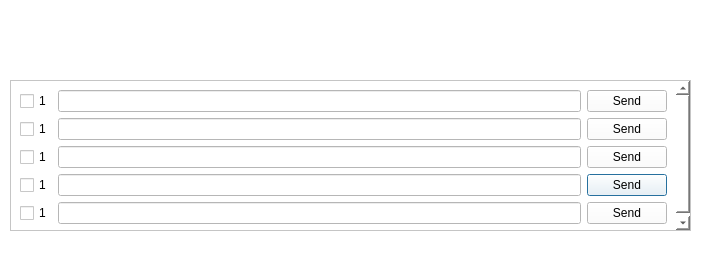
Old version of the form Graphic/main.ui in the repository RonanLc/Neuromorphic-system-interface.
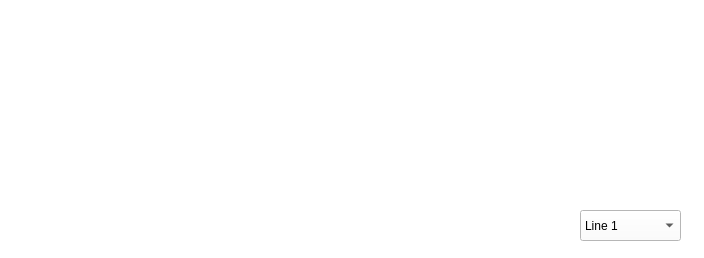
New version of the form.

Diff of the .ui file:
```diff
--- a/Graphic/main.ui
+++ b/Graphic/main.ui
@@ -16,115 +16,30 @@
   <property name="styleSheet">
    <string notr="true">background-color: rgb(255, 255, 255);</string>
   </property>
-  <widget class="QScrollArea" name="scrollArea">
+  <widget class="QComboBox" name="RD_selectBox">
    <property name="geometry">
     <rect>
-     <x>10</x>
-     <y>80</y>
-     <width>681</width>
-     <height>151</height>
+     <x>580</x>
+     <y>210</y>
+     <width>101</width>
+     <height>31</height>
     </rect>
    </property>
-   <property name="widgetResizable">
-    <bool>true</bool>
-   </property>
-   <widget class="QWidget" name="scrollAreaWidgetContents">
-    <property name="geometry">
-     <rect>
-      <x>0</x>
-      <y>0</y>
-      <width>658</width>
-      <height>190</height>
-     </rect>
+   <item>
+    <property name="text">
+     <string>Line 1</string>
     </property>
-    <layout class="QGridLayout" name="gridLayout">
-     <item row="3" column="2">
-      <widget class="QPushButton" name="pushButton_4">
-       <property name="text">
-        <string>Send</string>
-       </property>
-      </widget>
-     </item>
-     <item row="0" column="0">
-      <widget class="QCheckBox" name="checkBox">
-       <property name="text">
-        <string>1</string>
-       </property>
-      </widget>
-     </item>
-     <item row="1" column="1">
-      <widget class="QLineEdit" name="lineEdit_2"/>
-     </item>
-     <item row="0" column="2">
-      <widget class="QPushButton" name="pushButton">
-       <property name="text">
-        <string>Send</string>
-       </property>
-      </widget>
-     </item>
-     <item row="1" column="0">
-      <widget class="QCheckBox" name="checkBox_2">
-       <property name="text">
-        <string>1</string>
-       </property>
-      </widget>
-     </item>
-     <item row="2" column="1">
-      <widget class="QLineEdit" name="lineEdit_3"/>
-     </item>
-     <item row="2" column="2">
-      <widget class="QPushButton" name="pushButton_3">
-       <property name="text">
-        <string>Send</string>
-       </property>
-      </widget>
-     </item>
-     <item row="2" column="0">
-      <widget class="QCheckBox" name="checkBox_3">
-       <property name="text">
-        <string>1</string>
-       </property>
-      </widget>
-     </item>
-     <item row="0" column="1">
-      <widget class="QLineEdit" name="lineEdit"/>
-     </item>
-     <item row="3" column="0">
-      <widget class="QCheckBox" name="checkBox_4">
-       <property name="text">
-        <string>1</string>
-       </property>
-      </widget>
-     </item>
-     <item row="1" column="2">
-      <widget class="QPushButton" name="pushButton_2">
-       <property name="text">
-        <string>Send</string>
-       </property>
-      </widget>
-     </item>
-     <item row="3" column="1">
-      <widget class="QLineEdit" name="lineEdit_4"/>
-     </item>
-     <item row="4" column="0">
-      <widget class="QCheckBox" name="checkBox_5">
-       <property name="text">
-        <string>1</string>
-       </property>
-      </widget>
-     </item>
-     <item row="4" column="1">
-      <widget class="QLineEdit" name="lineEdit_5"/>
-     </item>
-     <item row="4" column="2">
-      <widget class="QPushButton" name="pushButton_5">
-       <property name="text">
-        <string>Send</string>
-       </property>
-      </widget>
-     </item>
-    </layout>
-   </widget>
+   </item>
+   <item>
+    <property name="text">
+     <string>Line 2</string>
+    </property>
+   </item>
+   <item>
+    <property name="text">
+     <string>Line 3</string>
+    </property>
+   </item>
   </widget>
  </widget>
  <resources/>
```
